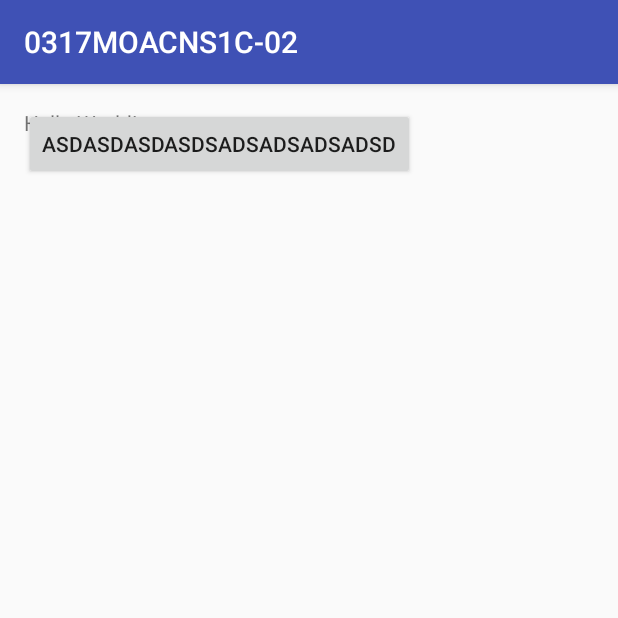
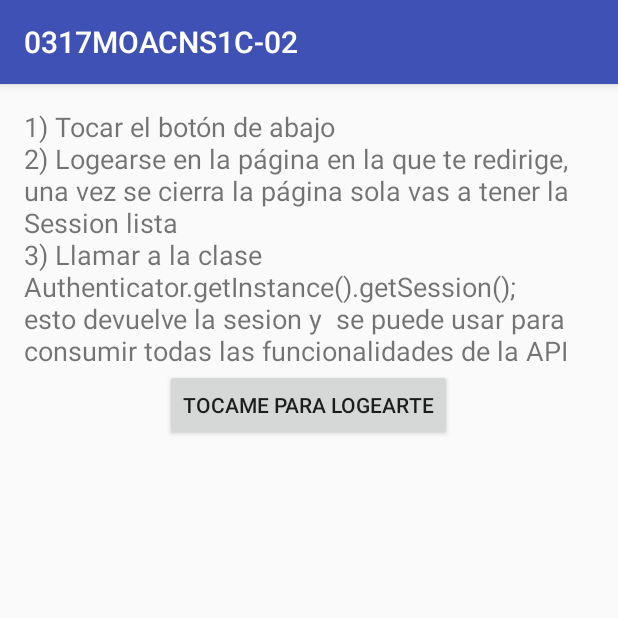
Before and after one commit to pandrioli/moviews, an Android app: the screen it shows after launch (MainActivity), on a phone screen of 412 x 824 dp, the top half of it. Run offline under Robolectric (Android 15) with nearby library versions, the phone set to English and light mode, and no system bars.

Commit message:
Comentarios en las Clases Importantes
Agregué comentarios y una mini guía en Activity Main.

El objetivo es que Pablo pueda leer los comentarios y entender lo que hice y si les sirve a José o Edu para explicarselo a los chicos mejor.

```diff
--- a/app/src/main/java/digitalhouse/android/a0317moacns1c_02/APIs/TMDB/TMDBClient.java
+++ b/app/src/main/java/digitalhouse/android/a0317moacns1c_02/APIs/TMDB/TMDBClient.java
@@ -15,13 +15,61 @@ import retrofit2.http.QueryMap;
 
 public interface TMDBClient {
 
+    /* Explicacion:
+
+    @GET para consumir un método de la API que devuelva algo, osea que vos esperes una respuesta
+    lo que va entre parentesis después del @GET es la URL del método sin la BASE URL, esta esta en otra clase
+    @Query significa que lo que vas a poner es un parametro, uno solo. Lo que está entre paréntesis al lado ("api_key") es
+    el nombre de este parámetro. Después viene el tipo y nombre que recibe el método por este parametro que seteamos antes (poniendo
+    @Query("api_key") en este caso el tipo y nombre son String y API_KEY respectivamente
+    Más detalles -> https://api.themoviedb.org/3/authentication/token/new?api_key=91a255db2e1d0761c2dc886c0ed08709
+    https://api.themoviedb.org/3/ es la BASE URL porque siempre va a ser igual para cualquier método de la API que quieras consumir
+    authentication/token/new? es el método al cual le queres pegar -> lo que va entre parentesis despues del @GET
+    api_key= es el nombre del parametro que le tenes que mandar al método lo que va entre parentesis, SIN EL IGUAL, después del @Query
+    91a255db2e1d0761c2dc886c0ed08709 es el valor del parametro que le tenes que mandar al método como parametro, por ejenplo ->
+    Call<RequestToken> callRequestToken = client.obtainRequestToken(91a255db2e1d0761c2dc886c0ed08709);
+
+    Para más información mirar la clase Authenticator por el momento.
+     */
     @GET("authentication/token/new?")
     Call<RequestToken> obtainRequestToken(@Query("api_key") String API_KEY);
 
+
+    /*
+    En el caso en que un método de la API reciba varios parametros tenes que crear un HashMap<String, String>
+    donde la clave sea el nombre del paramétro y el valor sea el valor del parametro
+    por ejemplo: https://api.themoviedb.org/3/authentication/session/new?api_key=91a255db2e1d0761c2dc886c0ed08709&request_token=dc37f5982abc0fb5ad15c0a0aeddbb5cb3a4ee34
+
+    Map<String, String> parameters = new HashMap<>();
+    parameters.put("api_key", API_KEY);
+    parameters.put("request_token", token);
+
+    api_key -> es el primer parametro
+    91a255db2e1d0761c2dc886c0ed08709 -> es el primer valor
+
+    request_token -> es el segundo parametro
+    dc37f5982abc0fb5ad15c0a0aeddbb5cb3a4ee34 -> es el segundo valor
+
+    los valores no se deberían hardcodear.
+     */
     @GET("authentication/session/new?")
     Call<Session> obtainSession(@QueryMap Map<String, String> options);
 
 
+    /*
+    Hay casos en los que cuando llamas a algun método de la API este tarda más de lo que el programa
+    en devolverte información. Como los llamados a estos servicios son Asincronicos todo lo que este
+    debajo del llamado se va a ejecutar antes de que se recuperen datos, por lo tanto es MUY PROBABLE
+    que se devuelvan objetos Nulos (No se obtuvieron datos para llenarlos). En esos casos cuando
+    creamos nuevas llamadas a la api ponemos que uno de los parametros de estos métodos sea la
+    interfaz que está abajo. Y al llamar al método creamos una nueva interfaz como parametro, dentro
+    de esta ponemos lo que queremos que haga el método una vez obtenga datos, así evitamos errores
+     Igualmente con esto solo no alcanza, falta agregar al método que consume realmente el servicio
+     de la API un new Callback<T> dentro del método enqueue, este Callback nos obliga a sobreescribir
+     los métodos de onResponse y onFailure. En el onResponse agregamos el método
+     apiCallback.onSucces(Entidad Devuelta)
+     Para más info mirar la clase Authenticator, métodos: getSession y getRequestToken
+     */
     public interface APICallback{
         void onSuccess(Object result);
     }
--- a/app/src/main/res/layout/activity_main.xml
+++ b/app/src/main/res/layout/activity_main.xml
@@ -10,21 +10,18 @@
     android:paddingTop="@dimen/activity_vertical_margin"
     tools:context="digitalhouse.android.a0317moacns1c_02.MainActivity">
 
-    <TextView
-        android:layout_width="wrap_content"
-        android:layout_height="wrap_content"
-        android:text="Hello World!" />
-
     <Button
         android:layout_width="wrap_content"
         android:layout_height="wrap_content"
-        android:text="asdasdasdasdsadsadsadsadsd"
+        android:text="Tocame para logearte"
+        android:layout_centerHorizontal="true"
+        android:layout_below="@+id/textviewloco"
         android:id="@+id/botonLoco"/>
 
     <TextView
         android:layout_width="wrap_content"
         android:layout_height="wrap_content"
-        android:layout_below="@id/botonLoco"
-        android:textSize="30dp"
+        android:text="1) Tocar el botón de abajo\n2) Logearse en la página en la que te redirige, una vez se cierra la página sola vas a tener la Session lista\n3) Llamar a la clase Authenticator.getInstance().getSession(); esto devuelve la sesion y  se puede usar para consumir todas las funcionalidades de la API"
+        android:textSize="18dp"
         android:id="@+id/textviewloco"/>
 </RelativeLayout>
```
